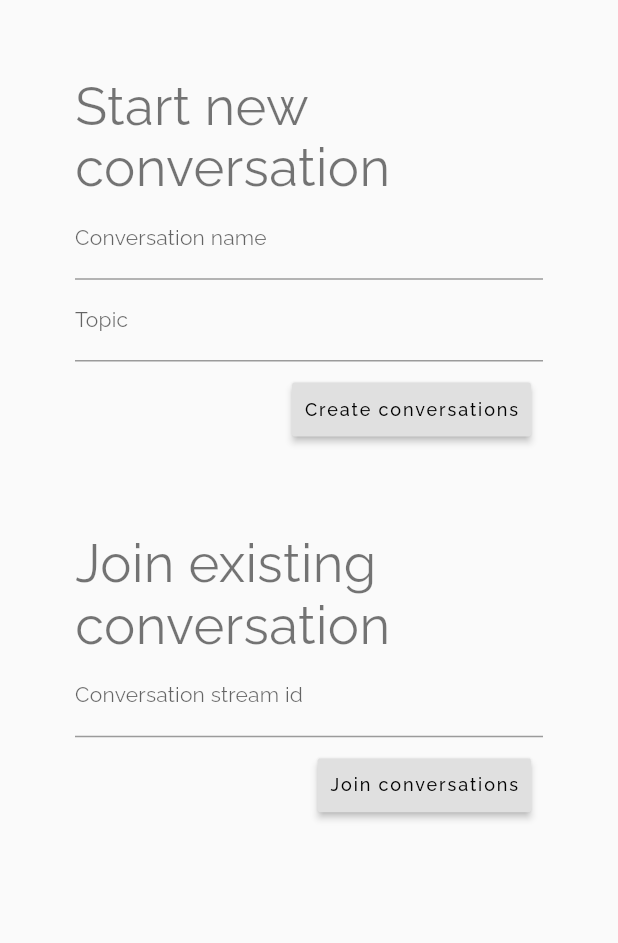
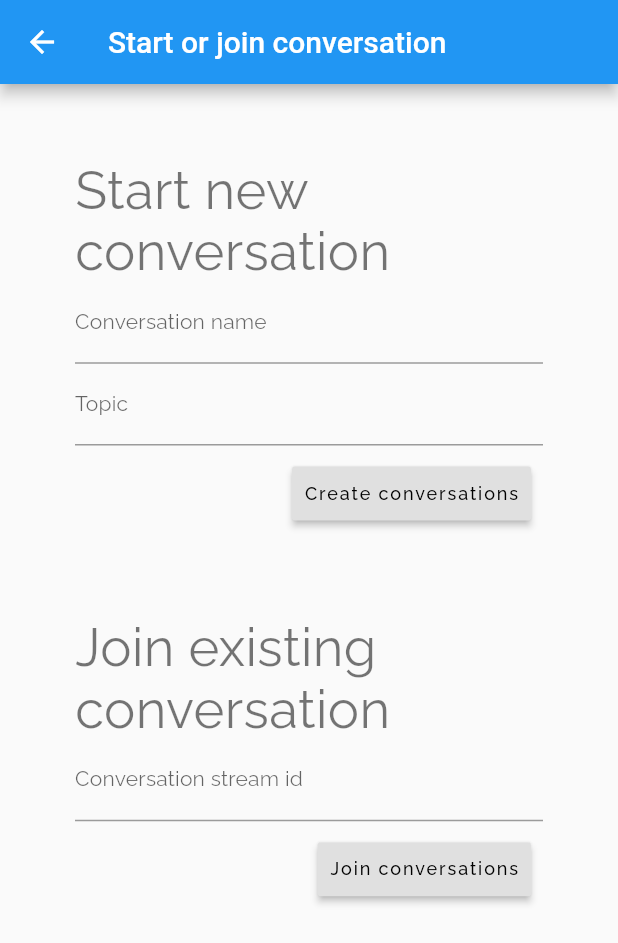
Before and after one commit to nimona/flutter-mochi, a Flutter app: the MessagesContainer screen opened directly, on a phone screen of 412 x 824 dp. Shown: the top 943 px of the screen. Run offline on Flutter 3.47's test engine with Material 2 defaults, Android fonts, the phone set to English and light mode, and no system bars; our stand-ins replace badges, faker, file_picker, google_fonts; missing offline and left inert: adhara_markdown, base58check, menu; generated files the repository leaves out were written again; network calls fail.

Commit message:
fix: various fixes for mobile, remove dark mode

```diff
--- a/lib/messages_container.dart
+++ b/lib/messages_container.dart
@@ -54,8 +54,10 @@ class _MessagesContainer extends State<MessagesContainer> {
   @override
   void initState() {
     super.initState();
-    _streamMessagesController =
-        Repository.get().getMessagesForConversation(currentConversation?.hash);
+    currentConversation = widget.conversation;
+    _streamMessagesController = Repository.get().getMessagesForConversation(
+      currentConversation?.hash,
+    );
     _streamMessages = _streamMessagesController.stream.asBroadcastStream();
   }
 
@@ -73,12 +75,31 @@ class _MessagesContainer extends State<MessagesContainer> {
 
   @override
   Widget build(BuildContext context) {
+    // HACK I don't understand states enough :D
+    // IIRC this is for the mobile layout?
+    if (widget.isInTabletLayout == false) {
+      currentConversation = widget.conversation;
+    }
+
     if (currentConversation == null) {
+      if (widget.isInTabletLayout == true) {
         return _buildLanding();
+      }
+      return Scaffold(
+        appBar: AppBar(
+          title: Text("Start or join conversation"),
+        ),
+        body: _buildLanding(),
+      );
     }
 
     if (showDetails) {
-      return _buildDetails();
+      return Scaffold(
+        appBar: AppBar(
+          title: Text(currentConversation?.name),
+        ),
+        body: _buildDetails(),
+      );
     }
 
     // messages list
@@ -403,7 +424,7 @@ class _MessagesContainer extends State<MessagesContainer> {
                       textTheme: textTheme,
                     ),
                     Expanded(
-                      child:Align(
+                      child: Align(
                         alignment: Alignment.centerRight,
                         child: Text(
                           dateFormatFull.format(msg.initialMessage.sent),
--- a/lib/view/add_conversation.dart
+++ b/lib/view/add_conversation.dart
@@ -18,8 +18,7 @@ class AddConversationWidget extends StatelessWidget {
     final TextTheme textTheme = Theme.of(context).textTheme;
     return Container(
       margin: EdgeInsets.all(50),
-      child: Column(
-        crossAxisAlignment: CrossAxisAlignment.start,
+      child: ListView(
         children: <Widget>[
           new Text(
             "Start new conversation",
--- a/lib/view/conversation_display_picture.dart
+++ b/lib/view/conversation_display_picture.dart
@@ -1,4 +1,5 @@
 import 'package:flutter/material.dart';
+import 'package:mochi/data/wsdatastore.dart';
 import 'package:mochi/model/conversation.dart';
 
 class ConversationDisplayPicture extends StatelessWidget {
@@ -23,7 +24,7 @@ class ConversationDisplayPicture extends StatelessWidget {
       }
       var hash = conversation.hash;
       img = NetworkImage(
-        "http://localhost:10100/displayPictures/$hash?_cb=$cb&size=$size",
+        "$daemonApiHttpUrl$daemonApiPort/displayPictures/$hash?_cb=$cb&size=$size",
       );
     }
     return Container(
--- a/lib/view/own_profile_display_picture.dart
+++ b/lib/view/own_profile_display_picture.dart
@@ -1,4 +1,5 @@
 import 'package:flutter/material.dart';
+import 'package:mochi/data/wsdatastore.dart';
 import 'package:mochi/model/own_profile.dart';
 
 class OwnProfileDisplayPicture extends StatelessWidget {
@@ -23,7 +24,7 @@ class OwnProfileDisplayPicture extends StatelessWidget {
       }
       var hash = profile.key;
       img = NetworkImage(
-        "http://localhost:10100/displayPictures/$hash?_cb=$cb&size=$size",
+        "$daemonApiHttpUrl$daemonApiPort/displayPictures/$hash?_cb=$cb&size=$size",
       );
     }
     return Container(
--- a/lib/view/profile_display_picture.dart
+++ b/lib/view/profile_display_picture.dart
@@ -1,4 +1,5 @@
 import 'package:flutter/material.dart';
+import 'package:mochi/data/wsdatastore.dart';
 
 class ProfileDisplayPicture extends StatelessWidget {
   const ProfileDisplayPicture({
@@ -23,7 +24,7 @@ class ProfileDisplayPicture extends StatelessWidget {
         cb = profileUpdated.millisecondsSinceEpoch.toString();
       }
       img = NetworkImage(
-        "http://localhost:10100/displayPictures/$profileKey?_cb=$cb&size=$size",
+        "$daemonApiHttpUrl$daemonApiPort/displayPictures/$profileKey?_cb=$cb&size=$size",
       );
     }
     return Container(
```
Also changed, not shown: lib/conversation_details_container.dart (+5 -6 lines), lib/conversation_list_container.dart (+9 -20 lines), lib/main.dart (+6 -4 lines), lib/master_detail_layout.dart (+8 -2 lines), lib/view/dialog_modify_profile.dart (+7 -6 lines). Lines whose indentation alone changed are shown as unchanged.
